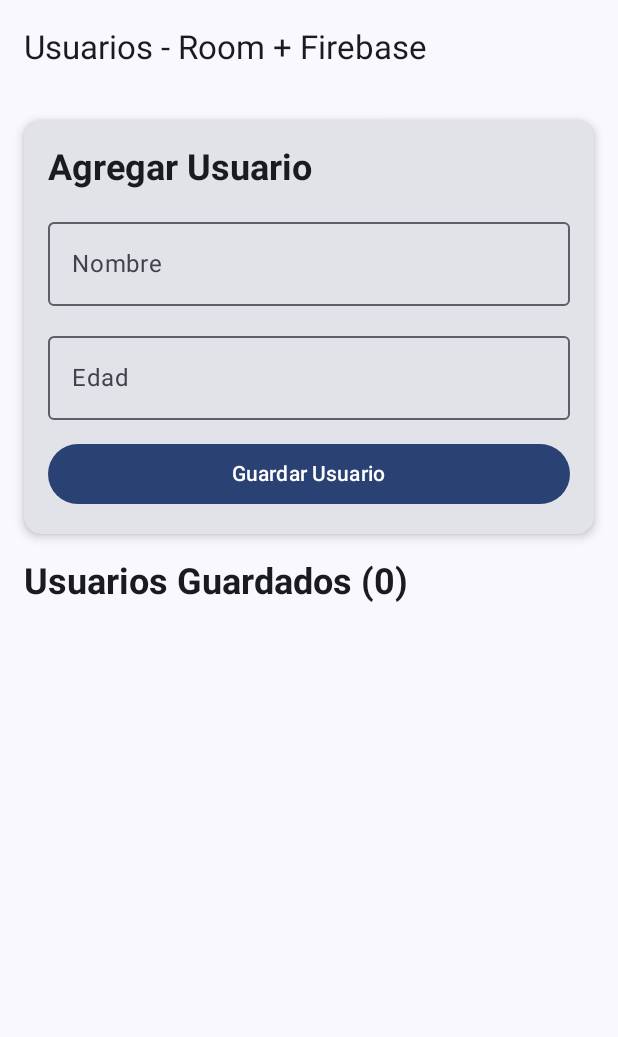
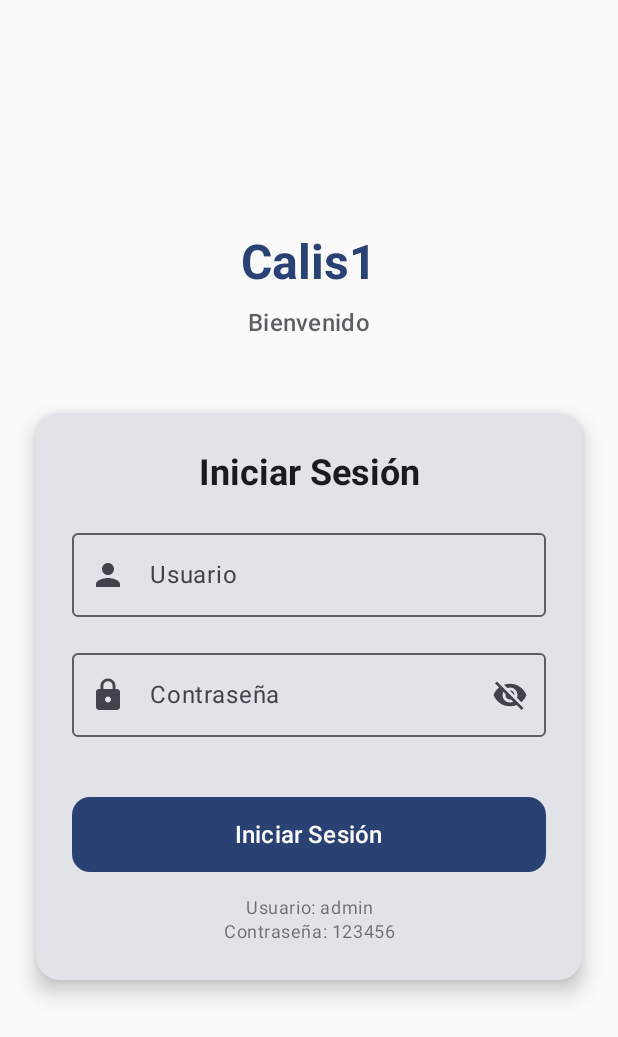
Before and after one commit to breadwbutter/Calis1, an Android app built with Jetpack Compose: the screen it shows after launch (MainActivity), on a phone screen of 412 x 824 dp. Shown: the top 1037 px of the screen. Run offline under Robolectric (Android 15) with nearby library versions, the phone set to English and light mode, and no system bars; our stand-ins replace livedata-compose.

Commit message:
5 login sencillo

```diff
--- /dev/null
+++ b/app/src/main/java/com/example/calis1/LoginScreen.kt
@@ -0,0 +1,188 @@
+package com.example.calis1
+
+import androidx.compose.foundation.layout.*
+import androidx.compose.foundation.shape.RoundedCornerShape
+import androidx.compose.foundation.text.KeyboardOptions
+import androidx.compose.material.icons.Icons
+import androidx.compose.material.icons.filled.Lock
+import androidx.compose.material.icons.filled.Person
+import androidx.compose.material.icons.filled.Visibility
+import androidx.compose.material.icons.filled.VisibilityOff
+import androidx.compose.material3.*
+import androidx.compose.runtime.*
+import androidx.compose.ui.Alignment
+import androidx.compose.ui.Modifier
+import androidx.compose.ui.text.font.FontWeight
+import androidx.compose.ui.text.input.KeyboardType
+import androidx.compose.ui.text.input.PasswordVisualTransformation
+import androidx.compose.ui.text.input.VisualTransformation
+import androidx.compose.ui.text.style.TextAlign
+import androidx.compose.ui.tooling.preview.Preview
+import androidx.compose.ui.unit.dp
+import androidx.compose.ui.unit.sp
+import com.example.calis1.ui.theme.Calis1Theme
+
+@Composable
+fun LoginScreen(
+    onLoginSuccess: () -> Unit
+) {
+    var usuario by remember { mutableStateOf("") }
+    var password by remember { mutableStateOf("") }
+    var passwordVisible by remember { mutableStateOf(false) }
+    var errorMessage by remember { mutableStateOf("") }
+
+    Column(
+        modifier = Modifier
+            .fillMaxSize()
+            .padding(24.dp),
+        horizontalAlignment = Alignment.CenterHorizontally,
+        verticalArrangement = Arrangement.Center
+    ) {
+        // Título de la app
+        Text(
+            text = "Calis1",
+            style = MaterialTheme.typography.headlineLarge,
+            fontWeight = FontWeight.Bold,
+            color = MaterialTheme.colorScheme.primary,
+            modifier = Modifier.padding(bottom = 8.dp)
+        )
+
+        Text(
+            text = "Bienvenido",
+            style = MaterialTheme.typography.titleMedium,
+            color = MaterialTheme.colorScheme.onSurface.copy(alpha = 0.7f),
+            modifier = Modifier.padding(bottom = 32.dp)
+        )
+
+        // Card contenedor del formulario
+        Card(
+            modifier = Modifier
+                .fillMaxWidth()
+                .padding(vertical = 16.dp),
+            elevation = CardDefaults.cardElevation(defaultElevation = 8.dp),
+            shape = RoundedCornerShape(16.dp)
+        ) {
+            Column(
+                modifier = Modifier.padding(24.dp),
+                verticalArrangement = Arrangement.spacedBy(16.dp)
+            ) {
+                Text(
+                    text = "Iniciar Sesión",
+                    style = MaterialTheme.typography.headlineSmall,
+                    fontWeight = FontWeight.Bold,
+                    textAlign = TextAlign.Center,
+                    modifier = Modifier.fillMaxWidth()
+                )
+
+                // Campo de usuario
+                OutlinedTextField(
+                    value = usuario,
+                    onValueChange = {
+                        usuario = it
+                        errorMessage = ""
+                    },
+                    label = { Text("Usuario") },
+                    leadingIcon = {
+                        Icon(
+                            imageVector = Icons.Default.Person,
+                            contentDescription = "Usuario"
+                        )
+                    },
+                    keyboardOptions = KeyboardOptions(keyboardType = KeyboardType.Text),
+                    modifier = Modifier.fillMaxWidth(),
+                    singleLine = true
+                )
+
+                // Campo de contraseña con iconos funcionando
+                OutlinedTextField(
+                    value = password,
+                    onValueChange = {
+                        password = it
+                        errorMessage = ""
+                    },
+                    label = { Text("Contraseña") },
+                    leadingIcon = {
+                        Icon(
+                            imageVector = Icons.Default.Lock,
+                            contentDescription = "Contraseña"
+                        )
+                    },
+                    trailingIcon = {
+                        IconButton(onClick = { passwordVisible = !passwordVisible }) {
+                            Icon(
+                                imageVector = if (passwordVisible) Icons.Filled.Visibility else Icons.Filled.VisibilityOff,
+                                contentDescription = if (passwordVisible) "Ocultar contraseña" else "Mostrar contraseña"
+                            )
+                        }
+                    },
+                    visualTransformation = if (passwordVisible) VisualTransformation.None else PasswordVisualTransformation(),
+                    keyboardOptions = KeyboardOptions(keyboardType = KeyboardType.Password),
+                    modifier = Modifier.fillMaxWidth(),
+                    singleLine = true
+                )
+
+                // Mensaje de error
+                if (errorMessage.isNotEmpty()) {
+                    Text(
+                        text = errorMessage,
+                        color = MaterialTheme.colorScheme.error,
+                        style = MaterialTheme.typography.bodySmall,
+                        modifier = Modifier.fillMaxWidth(),
+                        textAlign = TextAlign.Center
+                    )
+                }
+
+                Spacer(modifier = Modifier.height(8.dp))
+
+                // Botón de login
+                Button(
+                    onClick = {
+                        when {
+                            usuario.isBlank() -> {
+                                errorMessage = "Por favor ingresa tu usuario"
+                            }
+                            password.isBlank() -> {
+                                errorMessage = "Por favor ingresa tu contraseña"
+                            }
+                            else -> {
+                                // Validación simple
+                                if (usuario == "admin" && password == "123456") {
+                                    onLoginSuccess()
+                                } else {
+                                    errorMessage = "Usuario o contraseña incorrectos"
+                                }
+                            }
+                        }
+                    },
+                    modifier = Modifier
+                        .fillMaxWidth()
+                        .height(50.dp),
+                    shape = RoundedCornerShape(12.dp)
+                ) {
+                    Text(
+                        text = "Iniciar Sesión",
+                        fontSize = 16.sp,
+                        fontWeight = FontWeight.Medium
+                    )
+                }
+
+                // Información de credenciales de prueba
+                Text(
+                    text = "Usuario: admin\nContraseña: 123456",
+                    style = MaterialTheme.typography.bodySmall,
+                    color = MaterialTheme.colorScheme.onSurface.copy(alpha = 0.6f),
+                    textAlign = TextAlign.Center,
+                    modifier = Modifier.fillMaxWidth()
+                )
+            }
+        }
+    }
+}
+
+@Preview(showBackground = true)
+@Composable
+fun LoginScreenPreview() {
+    Calis1Theme {
+        LoginScreen(onLoginSuccess = {})
+    }
+}
--- a/app/src/main/java/com/example/calis1/MainActivity.kt
+++ b/app/src/main/java/com/example/calis1/MainActivity.kt
@@ -10,6 +10,7 @@ import androidx.compose.foundation.lazy.items
 import androidx.compose.foundation.text.KeyboardOptions
 import androidx.compose.material.icons.Icons
 import androidx.compose.material.icons.filled.Delete
+import androidx.compose.material.icons.filled.ExitToApp
 import androidx.compose.material3.*
 import androidx.compose.runtime.*
 import androidx.compose.runtime.livedata.observeAsState
@@ -30,15 +31,33 @@ class MainActivity : ComponentActivity() {
         enableEdgeToEdge()
         setContent {
             Calis1Theme {
-                UsuarioApp()
+                MainApp()
             }
         }
     }
 }
 
+@Composable
+fun MainApp() {
+    var isLoggedIn by remember { mutableStateOf(false) }
+
+    if (isLoggedIn) {
+        UsuarioApp(
+            onLogout = { isLoggedIn = false }
+        )
+    } else {
+        LoginScreen(
+            onLoginSuccess = { isLoggedIn = true }
+        )
+    }
+}
+
 @OptIn(ExperimentalMaterial3Api::class)
 @Composable
-fun UsuarioApp(viewModel: UsuarioViewModel = viewModel()) {
+fun UsuarioApp(
+    viewModel: UsuarioViewModel = viewModel(),
+    onLogout: () -> Unit
+) {
     var nombre by remember { mutableStateOf("") }
     var edad by remember { mutableStateOf("") }
     val usuarios: List<Usuario> by viewModel.allUsuarios.observeAsState(emptyList())
@@ -46,7 +65,15 @@ fun UsuarioApp(viewModel: UsuarioViewModel = viewModel()) {
     Scaffold(
         topBar = {
             TopAppBar(
-                title = { Text("Usuarios - Room + Firebase") }
+                title = { Text("Usuarios - Room + Firebase") },
+                actions = {
+                    IconButton(onClick = onLogout) {
+                        Icon(
+                            imageVector = Icons.Default.ExitToApp,
+                            contentDescription = "Cerrar sesión"
+                        )
+                    }
+                }
             )
         }
     ) { paddingValues ->
@@ -175,13 +202,8 @@ fun UsuarioItem(
 
 @Preview(showBackground = true)
 @Composable
-fun UsuarioAppPreview() {
+fun MainAppPreview() {
     Calis1Theme {
-        // Preview simple
-        Column(
-            modifier = Modifier.padding(16.dp)
-        ) {
-            Text("Vista previa de la aplicación")
-        }
+        MainApp()
     }
 }
--- a/gradle/libs.versions.toml
+++ b/gradle/libs.versions.toml
@@ -8,6 +8,7 @@ espressoCore = "3.7.0"
 lifecycleRuntimeKtx = "2.8.7"
 activityCompose = "1.9.2"
 composeBom = "2024.06.00"
+animationCoreLint = "1.9.1"
 
 [libraries]
 androidx-core-ktx = { group = "androidx.core", name = "core-ktx", version.ref = "coreKtx" }
@@ -24,6 +25,7 @@ androidx-ui-tooling-preview = { group = "androidx.compose.ui", name = "ui-toolin
 androidx-ui-test-manifest = { group = "androidx.compose.ui", name = "ui-test-manifest" }
 androidx-ui-test-junit4 = { group = "androidx.compose.ui", name = "ui-test-junit4" }
 androidx-material3 = { group = "androidx.compose.material3", name = "material3" }
+androidx-animation-core-lint = { group = "androidx.compose.animation", name = "animation-core-lint", version.ref = "animationCoreLint" }
 
 [plugins]
 android-application = { id = "com.android.application", version.ref = "agp" }
```
Also changed, not shown: app/build.gradle.kts (+5 -2 lines).
